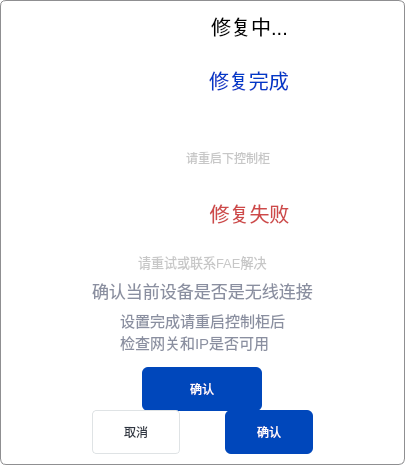
The window that code/WidgetSystemToolTip.ui (Dobot-Arm/DRobotMaintenanceTool) describes before a commit, drawn with Qt 5.
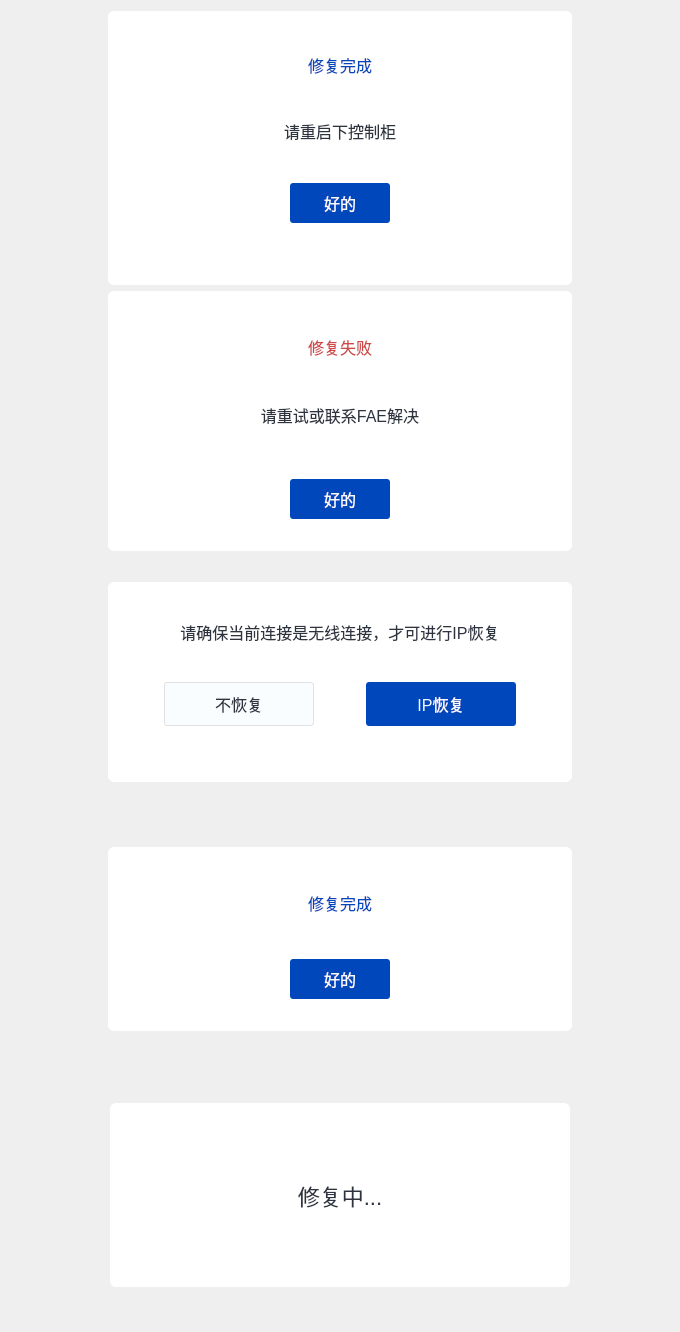
The same window after the commit. Icons and pictures are not drawn.

```diff
--- a/code/WidgetSystemToolTip.ui
+++ b/code/WidgetSystemToolTip.ui
@@ -6,134 +6,253 @@
    <rect>
     <x>0</x>
     <y>0</y>
-    <width>405</width>
-    <height>419</height>
+    <width>680</width>
+    <height>1332</height>
    </rect>
   </property>
   <property name="maximumSize">
    <size>
-    <width>420</width>
-    <height>419</height>
+    <width>16777215</width>
+    <height>16777215</height>
    </size>
   </property>
   <property name="windowTitle">
    <string>Form</string>
   </property>
   <property name="styleSheet">
-   <string notr="true">QWidget{
-  	border: 1px solid #8f8f91;
-  	border-radius:6px;
-	background-color: rgb(255, 255, 255);
-}</string>
+   <string notr="true"/>
   </property>
-  <layout class="QGridLayout" name="gridLayout">
-   <item row="0" column="0">
-    <layout class="QGridLayout" name="gridLayout_2">
-     <item row="2" column="2" colspan="2" alignment="Qt::AlignHCenter">
+  <layout class="QVBoxLayout" name="verticalLayout_5">
+   <item alignment="Qt::AlignHCenter|Qt::AlignVCenter">
+    <widget class="QWidget" name="widgetSuccess" native="true">
+     <property name="sizePolicy">
+      <sizepolicy hsizetype="Fixed" vsizetype="Fixed">
+       <horstretch>0</horstretch>
+       <verstretch>0</verstretch>
+      </sizepolicy>
+     </property>
+     <property name="minimumSize">
+      <size>
+       <width>464</width>
+       <height>274</height>
+      </size>
+     </property>
+     <property name="maximumSize">
+      <size>
+       <width>464</width>
+       <height>274</height>
+      </size>
+     </property>
+     <property name="styleSheet">
+      <string notr="true">background-color: rgb(255, 255, 255);
+border-radius:6px;</string>
+     </property>
+     <layout class="QVBoxLayout" name="verticalLayout_3">
+      <property name="spacing">
+       <number>0</number>
+      </property>
+      <property name="leftMargin">
+       <number>56</number>
+      </property>
+      <property name="topMargin">
+       <number>0</number>
+      </property>
+      <property name="rightMargin">
+       <number>56</number>
+      </property>
+      <property name="bottomMargin">
+       <number>56</number>
+      </property>
+      <item>
       <widget class="QLabel" name="labelSuccess">
+        <property name="sizePolicy">
+         <sizepolicy hsizetype="Preferred" vsizetype="Fixed">
+          <horstretch>0</horstretch>
+          <verstretch>0</verstretch>
+         </sizepolicy>
+        </property>
        <property name="minimumSize">
         <size>
          <width>0</width>
-         <height>0</height>
-        </size>
-       </property>
-       <property name="font">
-        <font>
-         <pointsize>15</pointsize>
-        </font>
+          <height>100</height>
+         </size>
+        </property>
+        <property name="maximumSize">
+         <size>
+          <width>16777215</width>
+          <height>100</height>
+         </size>
        </property>
        <property name="styleSheet">
-        <string notr="true">border:none;
-color: rgba(0,57,200,1);
-</string>
+         <string notr="true">font-size: 16px;
+font-weight: normal;
+color: #0047BB;</string>
        </property>
        <property name="text">
         <string>修复完成</string>
        </property>
-      </widget>
-     </item>
-     <item row="13" column="2">
-      <spacer name="verticalSpacer_2">
-       <property name="orientation">
-        <enum>Qt::Vertical</enum>
-       </property>
-       <property name="sizeType">
-        <enum>QSizePolicy::Fixed</enum>
-       </property>
-       <property name="sizeHint" stdset="0">
-        <size>
-         <width>20</width>
-         <height>0</height>
-        </size>
-       </property>
-      </spacer>
-     </item>
-     <item row="5" column="0">
-      <spacer name="horizontalSpacer">
-       <property name="orientation">
-        <enum>Qt::Horizontal</enum>
-       </property>
-       <property name="sizeType">
-        <enum>QSizePolicy::Expanding</enum>
-       </property>
-       <property name="sizeHint" stdset="0">
-        <size>
-         <width>40</width>
-         <height>20</height>
-        </size>
-       </property>
-      </spacer>
-     </item>
-     <item row="7" column="1" colspan="3">
-      <widget class="QLabel" name="labelIsWifiConnect">
+        <property name="alignment">
+         <set>Qt::AlignCenter</set>
+        </property>
+       </widget>
+      </item>
+      <item>
+       <widget class="QLabel" name="labelMessage">
+        <property name="sizePolicy">
+         <sizepolicy hsizetype="Expanding" vsizetype="Fixed">
+          <horstretch>0</horstretch>
+          <verstretch>0</verstretch>
+         </sizepolicy>
+        </property>
        <property name="minimumSize">
         <size>
          <width>0</width>
-         <height>0</height>
-        </size>
-       </property>
-       <property name="font">
-        <font>
-         <pointsize>13</pointsize>
-        </font>
+          <height>60</height>
+         </size>
+        </property>
+        <property name="maximumSize">
+         <size>
+          <width>16777215</width>
+          <height>60</height>
+         </size>
        </property>
        <property name="styleSheet">
-        <string notr="true">border:none;
-color: rgba(138,143,160,1);</string>
+         <string notr="true">font-size: 16px;
+font-weight: normal;
+color: #2D3440;</string>
        </property>
        <property name="text">
-        <string>确认当前设备是否是无线连接</string>
+         <string>请重启下控制柜</string>
+        </property>
+        <property name="alignment">
+         <set>Qt::AlignHCenter|Qt::AlignTop</set>
        </property>
       </widget>
      </item>
-     <item row="10" column="1" colspan="3" alignment="Qt::AlignHCenter">
+      <item alignment="Qt::AlignHCenter">
       <widget class="QPushButton" name="btnConfirm">
+        <property name="sizePolicy">
+         <sizepolicy hsizetype="Fixed" vsizetype="Fixed">
+          <horstretch>0</horstretch>
+          <verstretch>0</verstretch>
+         </sizepolicy>
+        </property>
        <property name="minimumSize">
         <size>
-         <width>88</width>
-         <height>44</height>
+          <width>100</width>
+          <height>40</height>
         </size>
        </property>
        <property name="maximumSize">
         <size>
-         <width>8000</width>
-         <height>30</height>
+          <width>100</width>
+          <height>40</height>
         </size>
        </property>
        <property name="styleSheet">
-        <string notr="true">  background-color: #0047BB;
-  color: rgb(255, 255, 255);
-  border:none; 
-  padding-left:48px;
-padding-right:48px;</string>
+         <string notr="true">border-radius: 3px;
+opacity: 1;
+border:none;
+background: #0047BB;
+color: #FAFDFF;
+font-size: 16px;
+font-weight: 350;</string>
        </property>
        <property name="text">
-        <string>确认</string>
+         <string>好的</string>
        </property>
       </widget>
      </item>
-     <item row="6" column="1" colspan="3" alignment="Qt::AlignHCenter">
+     </layout>
+    </widget>
+   </item>
+   <item alignment="Qt::AlignHCenter|Qt::AlignVCenter">
+    <widget class="QWidget" name="widgetFail" native="true">
+     <property name="sizePolicy">
+      <sizepolicy hsizetype="Fixed" vsizetype="Fixed">
+       <horstretch>0</horstretch>
+       <verstretch>0</verstretch>
+      </sizepolicy>
+     </property>
+     <property name="minimumSize">
+      <size>
+       <width>464</width>
+       <height>260</height>
+      </size>
+     </property>
+     <property name="maximumSize">
+      <size>
+       <width>464</width>
+       <height>260</height>
+      </size>
+     </property>
+     <property name="styleSheet">
+      <string notr="true">background-color: rgb(255, 255, 255);
+border-radius:6px;</string>
+     </property>
+     <layout class="QVBoxLayout" name="verticalLayout_6">
+      <property name="spacing">
+       <number>0</number>
+      </property>
+      <property name="leftMargin">
+       <number>56</number>
+      </property>
+      <property name="topMargin">
+       <number>0</number>
+      </property>
+      <property name="rightMargin">
+       <number>56</number>
+      </property>
+      <property name="bottomMargin">
+       <number>32</number>
+      </property>
+      <item>
+       <widget class="QLabel" name="labelVersionFail">
+        <property name="sizePolicy">
+         <sizepolicy hsizetype="Preferred" vsizetype="Fixed">
+          <horstretch>0</horstretch>
+          <verstretch>0</verstretch>
+         </sizepolicy>
+        </property>
+        <property name="minimumSize">
+         <size>
+          <width>0</width>
+          <height>112</height>
+         </size>
+        </property>
+        <property name="maximumSize">
+         <size>
+          <width>16777215</width>
+          <height>112</height>
+         </size>
+        </property>
+        <property name="styleSheet">
+         <string notr="true">font-size: 16px;
+font-weight: normal;
+color: #CE4949;</string>
+        </property>
+        <property name="text">
+         <string>修复失败</string>
+        </property>
+        <property name="scaledContents">
+         <bool>false</bool>
+        </property>
+        <property name="alignment">
+         <set>Qt::AlignCenter</set>
+        </property>
+        <property name="wordWrap">
+         <bool>true</bool>
+        </property>
+       </widget>
+      </item>
+      <item>
       <widget class="QLabel" name="labelHelp">
+        <property name="sizePolicy">
+         <sizepolicy hsizetype="Expanding" vsizetype="Expanding">
+          <horstretch>0</horstretch>
+          <verstretch>0</verstretch>
+         </sizepolicy>
+        </property>
        <property name="minimumSize">
         <size>
          <width>0</width>
@@ -142,242 +261,391 @@
        </property>
        <property name="font">
         <font>
-         <pointsize>10</pointsize>
+          <pointsize>-1</pointsize>
+          <weight>50</weight>
+          <bold>false</bold>
         </font>
        </property>
        <property name="styleSheet">
-        <string notr="true">border:none;
-color: #C7C7C7;</string>
+         <string notr="true">font-size: 16px;
+font-weight: normal;
+color: #2D3440;</string>
        </property>
        <property name="text">
         <string>请重试或联系FAE解决</string>
        </property>
-      </widget>
-     </item>
-     <item row="5" column="4">
-      <spacer name="horizontalSpacer_2">
-       <property name="orientation">
-        <enum>Qt::Horizontal</enum>
-       </property>
-       <property name="sizeHint" stdset="0">
+        <property name="alignment">
+         <set>Qt::AlignHCenter|Qt::AlignTop</set>
+        </property>
+       </widget>
+      </item>
+      <item alignment="Qt::AlignHCenter">
+       <widget class="QPushButton" name="btnFail">
+        <property name="sizePolicy">
+         <sizepolicy hsizetype="Fixed" vsizetype="Fixed">
+          <horstretch>0</horstretch>
+          <verstretch>0</verstretch>
+         </sizepolicy>
+        </property>
+        <property name="minimumSize">
         <size>
-         <width>54</width>
-         <height>20</height>
-        </size>
-       </property>
-      </spacer>
-     </item>
-     <item row="11" column="1" alignment="Qt::AlignHCenter">
+          <width>100</width>
+          <height>40</height>
+         </size>
+        </property>
+        <property name="maximumSize">
+         <size>
+          <width>100</width>
+          <height>40</height>
+         </size>
+        </property>
+        <property name="styleSheet">
+         <string notr="true">border-radius: 3px;
+opacity: 1;
+border:none;
+background: #0047BB;
+color: #FAFDFF;
+font-size: 16px;
+font-weight: 350;
+</string>
+        </property>
+        <property name="text">
+         <string>好的</string>
+        </property>
+       </widget>
+      </item>
+     </layout>
+    </widget>
+   </item>
+   <item alignment="Qt::AlignHCenter|Qt::AlignVCenter">
+    <widget class="QWidget" name="widgetWifi" native="true">
+     <property name="sizePolicy">
+      <sizepolicy hsizetype="Fixed" vsizetype="Fixed">
+       <horstretch>0</horstretch>
+       <verstretch>0</verstretch>
+      </sizepolicy>
+     </property>
+     <property name="minimumSize">
+      <size>
+       <width>464</width>
+       <height>200</height>
+      </size>
+     </property>
+     <property name="maximumSize">
+      <size>
+       <width>464</width>
+       <height>200</height>
+      </size>
+     </property>
+     <property name="styleSheet">
+      <string notr="true">  	border-radius:6px;
+	background-color: rgb(255, 255, 255);</string>
+     </property>
+     <layout class="QVBoxLayout" name="verticalLayout_4">
+      <property name="spacing">
+       <number>0</number>
+      </property>
+      <property name="leftMargin">
+       <number>56</number>
+      </property>
+      <property name="topMargin">
+       <number>0</number>
+      </property>
+      <property name="rightMargin">
+       <number>56</number>
+      </property>
+      <property name="bottomMargin">
+       <number>56</number>
+      </property>
+      <item>
+       <widget class="QLabel" name="labelIsWifiConnect">
+        <property name="sizePolicy">
+         <sizepolicy hsizetype="Expanding" vsizetype="Fixed">
+          <horstretch>0</horstretch>
+          <verstretch>0</verstretch>
+         </sizepolicy>
+        </property>
+        <property name="minimumSize">
+         <size>
+          <width>0</width>
+          <height>100</height>
+         </size>
+        </property>
+        <property name="maximumSize">
+         <size>
+          <width>16777215</width>
+          <height>100</height>
+         </size>
+        </property>
+        <property name="font">
+         <font>
+          <pointsize>-1</pointsize>
+          <weight>50</weight>
+          <bold>false</bold>
+         </font>
+        </property>
+        <property name="styleSheet">
+         <string notr="true">font-size: 16px;
+font-weight: normal;
+color: #2D3440;</string>
+        </property>
+        <property name="text">
+         <string>请确保当前连接是无线连接，才可进行IP恢复</string>
+        </property>
+        <property name="alignment">
+         <set>Qt::AlignCenter</set>
+        </property>
+        <property name="wordWrap">
+         <bool>true</bool>
+        </property>
+       </widget>
+      </item>
+      <item>
+       <layout class="QHBoxLayout" name="horizontalLayout">
+        <item>
       <widget class="QPushButton" name="btnWifiCancel">
+          <property name="sizePolicy">
+           <sizepolicy hsizetype="Fixed" vsizetype="Fixed">
+            <horstretch>0</horstretch>
+            <verstretch>0</verstretch>
+           </sizepolicy>
+          </property>
        <property name="minimumSize">
         <size>
-         <width>88</width>
+            <width>150</width>
          <height>44</height>
         </size>
        </property>
        <property name="maximumSize">
         <size>
-         <width>8008</width>
+            <width>150</width>
          <height>44</height>
         </size>
        </property>
        <property name="styleSheet">
-        <string notr="true">border-color:#FAFDFF;
+           <string notr="true">border-radius: 3px;
+opacity: 1;
+background: #FAFDFF;
 border: 1px solid #DFE3E5;
-border-radius: 4px;
-color: #2D3440;
-padding-left: 10px;
-padding-right: 10px;</string>
+font-size: 16px;
+font-weight: normal;
+color: #2D3440;</string>
        </property>
        <property name="text">
-        <string>取消</string>
+           <string>不恢复</string>
        </property>
       </widget>
      </item>
-     <item row="4" column="2" colspan="2" alignment="Qt::AlignLeft">
-      <widget class="QLabel" name="labelMessage">
-       <property name="styleSheet">
-        <string notr="true">border:none;
-color: #C7C7C7;
-</string>
-       </property>
-       <property name="text">
-        <string>请重启下控制柜</string>
-       </property>
-      </widget>
-     </item>
-     <item row="5" column="1" alignment="Qt::AlignRight">
-      <widget class="QLabel" name="labelFailedIcon">
-       <property name="minimumSize">
+        <item>
+         <spacer name="horizontalSpacer">
+          <property name="orientation">
+           <enum>Qt::Horizontal</enum>
+          </property>
+          <property name="sizeHint" stdset="0">
         <size>
-         <width>66</width>
-         <height>66</height>
-        </size>
-       </property>
-       <property name="maximumSize">
-        <size>
-         <width>66</width>
-         <height>66</height>
-        </size>
-       </property>
-       <property name="styleSheet">
-        <string notr="true">QLabel{
-	image: url(:/image/images2/Icon_doingFailed_big.png);
-	border: none;
-}</string>
-       </property>
-       <property name="text">
-        <string/>
-       </property>
-      </widget>
-     </item>
-     <item row="5" column="2" colspan="2">
-      <widget class="QLabel" name="labelFailed">
-       <property name="minimumSize">
-        <size>
-         <width>0</width>
-         <height>0</height>
-        </size>
-       </property>
-       <property name="font">
-        <font>
-         <pointsize>15</pointsize>
-        </font>
-       </property>
-       <property name="styleSheet">
-        <string notr="true">border:none;
-color: rgba(206,73,73,1);</string>
-       </property>
-       <property name="text">
-        <string>修复失败</string>
-       </property>
-       <property name="alignment">
-        <set>Qt::AlignCenter</set>
-       </property>
-      </widget>
-     </item>
-     <item row="4" column="1" alignment="Qt::AlignRight">
-      <widget class="QLabel" name="labelWarningIcon">
-       <property name="minimumSize">
-        <size>
-         <width>32</width>
-         <height>32</height>
-        </size>
-       </property>
-       <property name="maximumSize">
-        <size>
-         <width>32</width>
-         <height>32</height>
-        </size>
-       </property>
-       <property name="styleSheet">
-        <string notr="true">QLabel{
-	image: url(:/image/images2/icon_warning.png);
-	border: none;
-}</string>
-       </property>
-       <property name="text">
-        <string/>
-       </property>
-      </widget>
-     </item>
-     <item row="3" column="1" colspan="3" alignment="Qt::AlignHCenter">
-      <widget class="QLabel" name="labelMacAddress">
-       <property name="font">
-        <font>
-         <pointsize>11</pointsize>
-        </font>
-       </property>
-       <property name="styleSheet">
-        <string notr="true">border:none;
-color: rgba(138,143,160,1);</string>
-       </property>
-       <property name="text">
-        <string/>
-       </property>
-      </widget>
-     </item>
-     <item row="11" column="3" alignment="Qt::AlignHCenter">
+            <width>40</width>
+            <height>20</height>
+           </size>
+          </property>
+         </spacer>
+        </item>
+        <item>
       <widget class="QPushButton" name="btnWifiConfirm">
+          <property name="sizePolicy">
+           <sizepolicy hsizetype="Fixed" vsizetype="Fixed">
+            <horstretch>0</horstretch>
+            <verstretch>0</verstretch>
+           </sizepolicy>
+          </property>
        <property name="minimumSize">
         <size>
-         <width>88</width>
+            <width>150</width>
          <height>44</height>
         </size>
        </property>
        <property name="maximumSize">
         <size>
-         <width>8008</width>
+            <width>150</width>
          <height>44</height>
         </size>
        </property>
        <property name="styleSheet">
-        <string notr="true">  background-color: #0047BB;
-  color: rgb(255, 255, 255);
-  border:none;
-  padding-left:24px;
-padding-right:24px;</string>
+           <string notr="true">border-radius: 3px;
+background: #0047BB;
+font-size: 16px;
+font-weight: normal;
+color: #FAFDFF;</string>
        </property>
        <property name="text">
-        <string>确认</string>
+           <string>IP恢复</string>
        </property>
       </widget>
      </item>
-     <item row="8" column="1" colspan="3" alignment="Qt::AlignHCenter">
-      <widget class="QLabel" name="labelWifiIPRecoverSuccess">
+       </layout>
+      </item>
+     </layout>
+    </widget>
+   </item>
+   <item alignment="Qt::AlignHCenter|Qt::AlignVCenter">
+    <widget class="QWidget" name="widgetOk" native="true">
+     <property name="sizePolicy">
+      <sizepolicy hsizetype="Fixed" vsizetype="Fixed">
+       <horstretch>0</horstretch>
+       <verstretch>0</verstretch>
+      </sizepolicy>
+     </property>
+     <property name="minimumSize">
+      <size>
+       <width>464</width>
+       <height>184</height>
+      </size>
+     </property>
+     <property name="maximumSize">
+      <size>
+       <width>464</width>
+       <height>184</height>
+      </size>
+     </property>
+     <property name="styleSheet">
+      <string notr="true">background-color: rgb(255, 255, 255);
+border-radius:6px;</string>
+     </property>
+     <layout class="QVBoxLayout" name="verticalLayout_2">
+      <property name="spacing">
+       <number>0</number>
+      </property>
+      <property name="leftMargin">
+       <number>56</number>
+      </property>
+      <property name="topMargin">
+       <number>0</number>
+      </property>
+      <property name="rightMargin">
+       <number>56</number>
+      </property>
+      <property name="bottomMargin">
+       <number>32</number>
+      </property>
+      <item>
+       <widget class="QLabel" name="labelOkTxt">
+        <property name="sizePolicy">
+         <sizepolicy hsizetype="Preferred" vsizetype="Fixed">
+          <horstretch>0</horstretch>
+          <verstretch>0</verstretch>
+         </sizepolicy>
+        </property>
        <property name="minimumSize">
         <size>
          <width>0</width>
-         <height>0</height>
-        </size>
-       </property>
-       <property name="font">
-        <font>
-         <pointsize>11</pointsize>
-        </font>
+          <height>112</height>
+         </size>
+        </property>
+        <property name="maximumSize">
+         <size>
+          <width>16777215</width>
+          <height>112</height>
+         </size>
        </property>
        <property name="styleSheet">
-        <string notr="true">border:none;
-color: rgba(138,143,160,1);</string>
+         <string notr="true">font-size: 16px;
+font-weight: normal;
+color: #0047BB;</string>
        </property>
        <property name="text">
-        <string>设置完成请重启控制柜后
-检查网关和IP是否可用</string>
-       </property>
-      </widget>
-     </item>
-     <item row="3" column="0">
-      <spacer name="verticalSpacer_4">
-       <property name="orientation">
-        <enum>Qt::Vertical</enum>
-       </property>
-       <property name="sizeType">
-        <enum>QSizePolicy::Fixed</enum>
-       </property>
-       <property name="sizeHint" stdset="0">
+         <string>修复完成</string>
+        </property>
+        <property name="scaledContents">
+         <bool>false</bool>
+        </property>
+        <property name="alignment">
+         <set>Qt::AlignCenter</set>
+        </property>
+        <property name="wordWrap">
+         <bool>true</bool>
+        </property>
+       </widget>
+      </item>
+      <item alignment="Qt::AlignHCenter">
+       <widget class="QPushButton" name="btnOk">
+        <property name="sizePolicy">
+         <sizepolicy hsizetype="Fixed" vsizetype="Fixed">
+          <horstretch>0</horstretch>
+          <verstretch>0</verstretch>
+         </sizepolicy>
+        </property>
+        <property name="minimumSize">
+         <size>
+          <width>100</width>
+          <height>40</height>
+         </size>
+        </property>
+        <property name="maximumSize">
         <size>
-         <width>20</width>
-         <height>0</height>
-        </size>
-       </property>
-      </spacer>
-     </item>
-     <item row="1" column="2" colspan="2">
+          <width>100</width>
+          <height>40</height>
+         </size>
+        </property>
+        <property name="styleSheet">
+         <string notr="true">border-radius: 3px;
+opacity: 1;
+border:none;
+background: #0047BB;
+color: #FAFDFF;
+font-size: 16px;
+font-weight: 350;
+</string>
+        </property>
+        <property name="text">
+         <string>好的</string>
+        </property>
+       </widget>
+      </item>
+     </layout>
+    </widget>
+   </item>
+   <item alignment="Qt::AlignHCenter|Qt::AlignVCenter">
+    <widget class="QWidget" name="widgetProgress" native="true">
+     <property name="sizePolicy">
+      <sizepolicy hsizetype="Fixed" vsizetype="Fixed">
+       <horstretch>0</horstretch>
+       <verstretch>0</verstretch>
+      </sizepolicy>
+     </property>
+     <property name="minimumSize">
+      <size>
+       <width>460</width>
+       <height>184</height>
+      </size>
+     </property>
+     <property name="maximumSize">
+      <size>
+       <width>460</width>
+       <height>184</height>
+      </size>
+     </property>
+     <property name="styleSheet">
+      <string notr="true">background-color: rgb(255, 255, 255);
+border-radius:6px;</string>
+     </property>
+     <layout class="QVBoxLayout" name="verticalLayout">
+      <property name="topMargin">
+       <number>20</number>
+      </property>
+      <property name="bottomMargin">
+       <number>20</number>
+      </property>
+      <item>
       <widget class="QLabel" name="labelRepairing">
        <property name="minimumSize">
         <size>
          <width>0</width>
-         <height>0</height>
-        </size>
-       </property>
-       <property name="font">
-        <font>
-         <pointsize>15</pointsize>
-        </font>
-       </property>
+          <height>40</height>
+         </size>
+        </property>
        <property name="styleSheet">
-        <string notr="true">border:none;
-</string>
+         <string notr="true">color: #2D3440;
+font-size: 22px;
+font-weight: normal;</string>
        </property>
        <property name="text">
         <string>修复中...</string>
@@ -387,74 +655,8 @@
        </property>
       </widget>
      </item>
-     <item row="9" column="2">
-      <spacer name="verticalSpacer_3">
-       <property name="orientation">
-        <enum>Qt::Vertical</enum>
-       </property>
-       <property name="sizeType">
-        <enum>QSizePolicy::Expanding</enum>
-       </property>
-       <property name="sizeHint" stdset="0">
-        <size>
-         <width>20</width>
-         <height>10</height>
-        </size>
-       </property>
-      </spacer>
-     </item>
-     <item row="2" column="1" alignment="Qt::AlignRight">
-      <widget class="QLabel" name="labelSuccessIcon">
-       <property name="minimumSize">
-        <size>
-         <width>66</width>
-         <height>66</height>
-        </size>
-       </property>
-       <property name="maximumSize">
-        <size>
-         <width>66</width>
-         <height>66</height>
-        </size>
-       </property>
-       <property name="styleSheet">
-        <string notr="true">QLabel{
-	image: url(:/image/images2/Icon_doingSuccessed_big.png);
-	border: none;
-}</string>
-       </property>
-       <property name="text">
-        <string/>
-       </property>
-      </widget>
-     </item>
-     <item row="0" column="2">
-      <spacer name="verticalSpacer_5">
-       <property name="orientation">
-        <enum>Qt::Vertical</enum>
-       </property>
-       <property name="sizeHint" stdset="0">
-        <size>
-         <width>20</width>
-         <height>20</height>
-        </size>
-       </property>
-      </spacer>
-     </item>
-     <item row="14" column="2">
-      <spacer name="verticalSpacer">
-       <property name="orientation">
-        <enum>Qt::Vertical</enum>
-       </property>
-       <property name="sizeHint" stdset="0">
-        <size>
-         <width>20</width>
-         <height>20</height>
-        </size>
-       </property>
-      </spacer>
-     </item>
-    </layout>
+     </layout>
+    </widget>
    </item>
   </layout>
  </widget>
```
Lines whose indentation alone changed are shown as unchanged.
